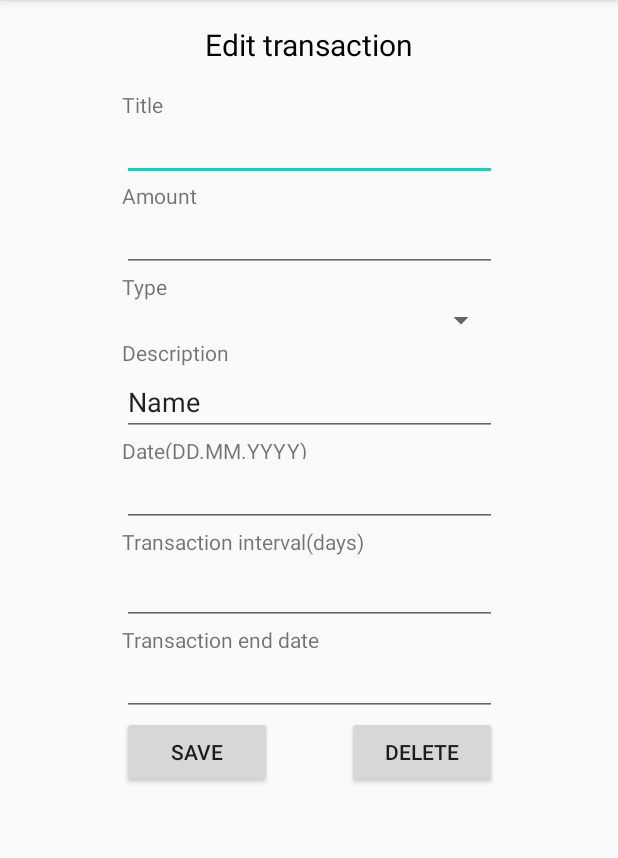
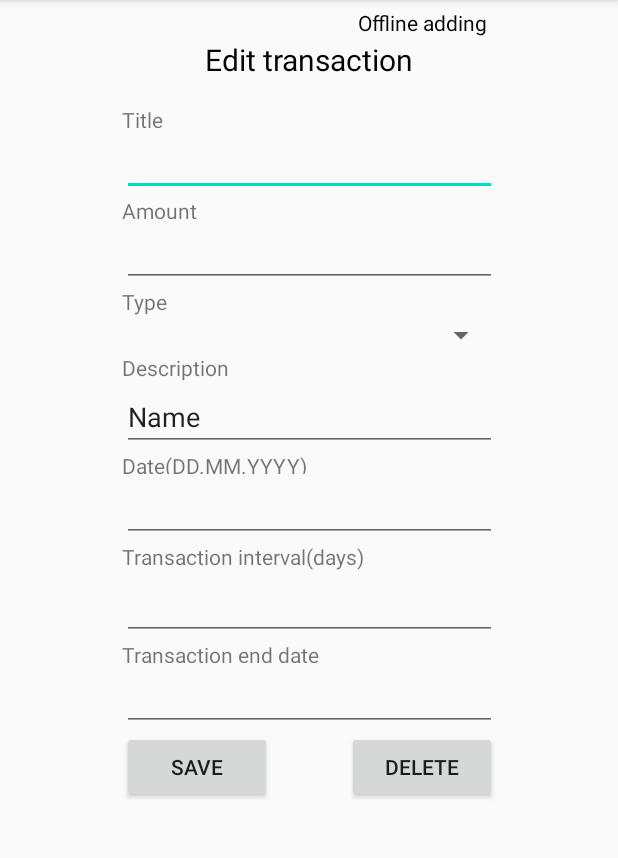
Before and after one commit to nhastor1/Personal-finances-application, an Android app: the fragment TransactionDetailFragment shown on its own in the app's theme, on a phone screen of 412 x 824 dp, the part 84-942 px from its top. Run offline under Robolectric (Android 15) with nearby library versions, the phone set to English and light mode, and no system bars.

Commit message:
Offline local changes implemented

```diff
--- a/app/src/main/java/ba/unsa/etf/rma/rma20hastornedim52/Adapter/TransactionListViewAdapter.java
+++ b/app/src/main/java/ba/unsa/etf/rma/rma20hastornedim52/Adapter/TransactionListViewAdapter.java
@@ -54,6 +54,8 @@ public class TransactionListViewAdapter extends ArrayAdapter<Transaction> {
         title.setText(transaction.getTitle());
         amount.setText(context.getResources().getString(R.string.double_to_string, transaction.getAmount()));
 
+//            if(transaction.getType()==null)
+//                return newView;
 
         switch(transaction.getType()){
             case INDIVIDUALINCOME:
--- a/app/src/main/java/ba/unsa/etf/rma/rma20hastornedim52/Transaction.java
+++ b/app/src/main/java/ba/unsa/etf/rma/rma20hastornedim52/Transaction.java
@@ -105,7 +105,7 @@ public class Transaction implements Parcelable, Parcelable.Creator<Transaction>,
     }
 
     public void setAmount(double amount) {
-        if(type.equals(TransactionType.REGULARINCOME) || type.equals(TransactionType.INDIVIDUALINCOME))
+        if(TransactionType.REGULARINCOME.equals(type) || TransactionType.INDIVIDUALINCOME.equals(type))
             if(amount<0)
                 amount = -amount;
         else if(amount>0)
--- a/app/src/main/java/ba/unsa/etf/rma/rma20hastornedim52/TransactionActivity/MainActivity.java
+++ b/app/src/main/java/ba/unsa/etf/rma/rma20hastornedim52/TransactionActivity/MainActivity.java
@@ -19,8 +19,6 @@ public class MainActivity extends AppCompatActivity
     implements TransactionListFragment.OnItemClick, MainMVP.ActivityFuncions {
 
     private boolean twoPaneMode = false;
-    // Treba implementirati
-    private boolean isConnected = false;
 
     TransactionDetailFragment detailFragment;
     TransactionListFragment listFragment;
--- a/app/src/main/java/ba/unsa/etf/rma/rma20hastornedim52/TransactionActivity/TransactionListFragment.java
+++ b/app/src/main/java/ba/unsa/etf/rma/rma20hastornedim52/TransactionActivity/TransactionListFragment.java
@@ -98,7 +98,7 @@ public class TransactionListFragment extends Fragment implements MainMVP.View {
 
         // Setting textViewMonth
         setDate();
-//prsarpmsaomdapkdosapkdsaopkdsakdsapokdsaodkap
+
         // Setting buttonRight
         buttonRight.setOnClickListener(new View.OnClickListener() {
             @Override
@@ -223,7 +223,7 @@ public class TransactionListFragment extends Fragment implements MainMVP.View {
 
     @Override
     public void setTransactions(List<Transaction> transactions){
-        transactionListViewAdapter.clear();
+        //transactionListViewAdapter.clear();
         transactionListViewAdapter.setTransaction(transactions);
     }
 
--- a/app/src/main/java/ba/unsa/etf/rma/rma20hastornedim52/TransactionDBOpenHelper.java
+++ b/app/src/main/java/ba/unsa/etf/rma/rma20hastornedim52/TransactionDBOpenHelper.java
@@ -31,6 +31,9 @@ public class TransactionDBOpenHelper extends SQLiteOpenHelper {
     public static final String TRANSACTION_END_DATE = "endDate";
     public static final String TRANSACTION_ORGINAL_AMOUNT = "orginalAmount";
     public static final String TRANSACTION_CHANGE = "change";
+    public static final int TRANSACTION_MODE_ADD = 1;
+    public static final int TRANSACTION_MODE_EDIT = 2;
+    public static final int TRANSACTION_MODE_REMOVE = 3;
 
     private static final String TRANSACTION_TABLE_CREATE =
             "CREATE TABLE IF NOT EXISTS " + TRANSACTION_TABLE + " ("  + TRANSACTION_INTERNAL_ID + " INTEGER PRIMARY KEY AUTOINCREMENT, "
--- a/app/src/main/java/ba/unsa/etf/rma/rma20hastornedim52/TransactionType.java
+++ b/app/src/main/java/ba/unsa/etf/rma/rma20hastornedim52/TransactionType.java
@@ -76,10 +76,10 @@ public enum TransactionType {
     }
 
     public static boolean isRegular(TransactionType type){
-        return type.equals(TransactionType.REGULARPAYMENT) || type.equals(TransactionType.REGULARINCOME);
+        return TransactionType.REGULARPAYMENT.equals(type) || TransactionType.REGULARINCOME.equals(type);
     }
 
     public static boolean isIncome(TransactionType type){
-        return type.equals(TransactionType.INDIVIDUALINCOME) || type.equals(TransactionType.REGULARINCOME);
+        return TransactionType.INDIVIDUALINCOME.equals(type) || TransactionType.REGULARINCOME.equals(type);
     }
 }
--- a/app/src/main/res/layout/fragment_transaction_edit.xml
+++ b/app/src/main/res/layout/fragment_transaction_edit.xml
@@ -11,7 +11,7 @@
         android:layout_width="250dp"
         android:layout_height="40dp"
         android:layout_marginStart="30dp"
-        android:layout_marginTop="10dp"
+        android:layout_marginTop="20dp"
         android:layout_marginEnd="30dp"
         android:gravity="center"
         android:textColor="@android:color/black"
@@ -253,5 +253,19 @@
         </TableRow>
     </TableLayout>
 
+    <TextView
+        android:id="@+id/textViewOflineMode"
+        android:layout_width="100dp"
+        android:layout_height="20dp"
+        android:layout_marginStart="200dp"
+        android:layout_marginTop="5dp"
+        android:layout_marginEnd="50dp"
+        android:gravity="center"
+        android:textColor="@android:color/black"
+        android:text="@string/offline_adding"
+        app:layout_constraintEnd_toEndOf="parent"
+        app:layout_constraintStart_toStartOf="parent"
+        app:layout_constraintTop_toTopOf="parent" />
+
 
 </androidx.constraintlayout.widget.ConstraintLayout>
--- a/app/src/main/res/values/strings.xml
+++ b/app/src/main/res/values/strings.xml
@@ -35,4 +35,7 @@
     <string name="budget_total_amount">Total amount of your budget</string>
     <string name="save_changes">Save changes</string>
     <string name="spinner_graph">Show graph by:</string>
+    <string name="offline_adding">Offline adding</string>
+    <string name="offline_editing">Offline editing</string>
+    <string name="offline_deleting">Offline deleting</string>
 </resources>
```
Also changed, not shown: app/src/main/java/ba/unsa/etf/rma/rma20hastornedim52/Budget/BudgetInteractor.java (+27 -5 lines), app/src/main/java/ba/unsa/etf/rma/rma20hastornedim52/ConnectivityBroadcastReceiver.java (+12 -2 lines), app/src/main/java/ba/unsa/etf/rma/rma20hastornedim52/TransactionActivity/TransactionInteractor.java (+19 -7 lines), app/src/main/java/ba/unsa/etf/rma/rma20hastornedim52/TransactionEditActivit/TransactionDetailFragment.java (+9 -0 lines), app/src/main/java/ba/unsa/etf/rma/rma20hastornedim52/TransactionEditActivit/TransactionEditInteractor.java (+26 -8 lines), app/src/main/java/ba/unsa/etf/rma/rma20hastornedim52/TransactionModel.java (+71 -71 lines).
